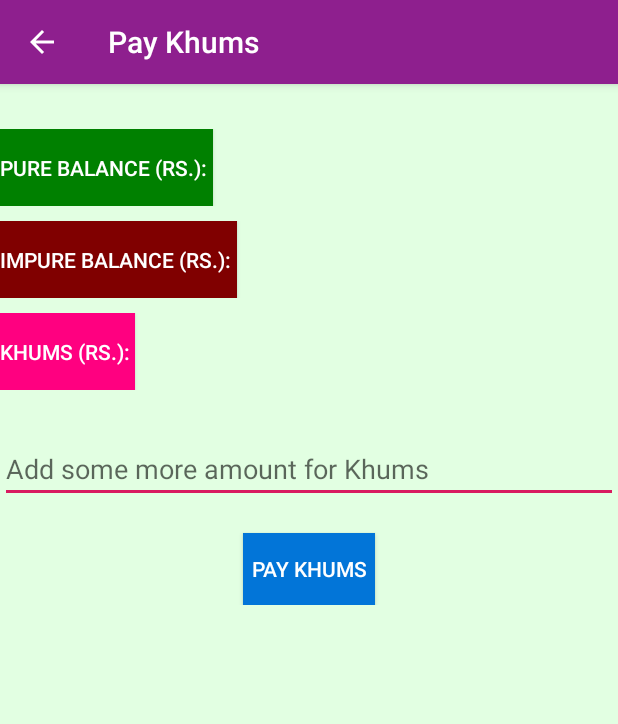
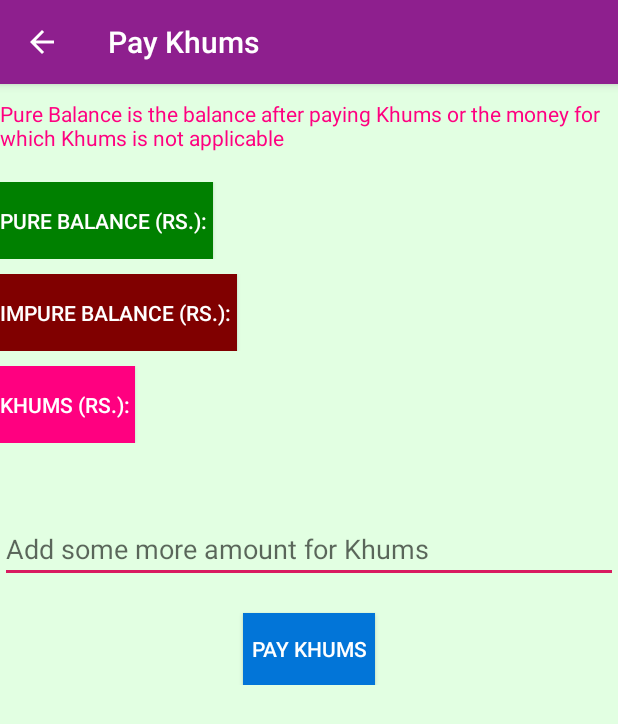
Before and after one commit to has-786/shia-budget-app, an Android app: the MainActivity screen opened directly, with no data from a screen before it, after a tap on "PAY KHUMS", on a phone screen of 412 x 824 dp. Shown: the top 724 px of the screen. Run offline under Robolectric (Android 15) with nearby library versions, the phone set to English and light mode, and no system bars; our stand-ins replace Volley, navigation-ui; network calls fail.

Commit message:
Commit 3

```diff
--- a/app/src/main/res/layout/activity_login.xml
+++ b/app/src/main/res/layout/activity_login.xml
@@ -28,7 +28,7 @@
             android:layout_marginTop="20dp"
             android:layout_marginRight="15dp"
             android:ems="10"
-            android:hint="Email Address"
+            android:hint="Enter Email Address"
             android:inputType="textEmailAddress"
             android:textSize="20dp">
 
@@ -42,7 +42,7 @@
             android:layout_marginLeft="15dp"
             android:layout_marginRight="15dp"
             android:ems="10"
-            android:hint="Password"
+            android:hint="Enter Password"
             android:inputType="textPassword"
             android:textSize="20dp" />
 
--- a/app/src/main/res/layout/activity_pure.xml
+++ b/app/src/main/res/layout/activity_pure.xml
@@ -10,6 +10,7 @@
 
 
     <ScrollView
+        android:id="@+id/scrollView2"
         android:layout_width="match_parent"
         android:layout_height="match_parent"
         app:layout_constraintEnd_toEndOf="parent"
@@ -20,6 +21,28 @@
         <androidx.constraintlayout.widget.ConstraintLayout
             android:layout_width="match_parent"
             android:layout_height="match_parent">
+
+            <TextView
+                android:id="@+id/textView6"
+                android:layout_width="match_parent"
+                android:layout_height="wrap_content"
+                android:layout_marginTop="10dp"
+                android:text="Pure Balance is the balance after paying Khums or the money for which Khums is not applicable"
+                android:textColor="@color/red"
+                app:layout_constraintEnd_toEndOf="parent"
+                app:layout_constraintStart_toStartOf="parent"
+                app:layout_constraintTop_toTopOf="parent" />
+
+            <EditText
+                android:id="@+id/e1"
+                android:layout_width="match_parent"
+                android:layout_height="wrap_content"
+                android:ems="10"
+                android:hint="Add some more amount for Khums"
+                android:inputType="numberSigned"
+                app:layout_constraintEnd_toEndOf="parent"
+                app:layout_constraintStart_toStartOf="parent"
+                app:layout_constraintTop_toBottomOf="@+id/pb" />
 
             <LinearLayout
                 android:id="@+id/linearLayout3"
@@ -82,9 +105,11 @@
                 android:id="@+id/linearLayout5"
                 android:layout_width="match_parent"
                 android:layout_height="wrap_content"
+                android:layout_marginTop="20dp"
                 android:orientation="horizontal"
-                android:layout_marginTop="30dp"
-                app:layout_constraintTop_toTopOf="parent">
+                app:layout_constraintEnd_toEndOf="parent"
+                app:layout_constraintStart_toStartOf="parent"
+                app:layout_constraintTop_toBottomOf="@+id/textView6">
 
                 <Button
                     android:id="@+id/button8"
@@ -106,18 +131,6 @@
             </LinearLayout>
 
 
-            <EditText
-                android:id="@+id/e1"
-                android:layout_width="match_parent"
-                android:layout_height="wrap_content"
-                android:layout_marginTop="30dp"
-                android:ems="10"
-                android:hint="Add some more amount for Khums"
-                android:inputType="numberSigned"
-                app:layout_constraintEnd_toEndOf="parent"
-                app:layout_constraintStart_toStartOf="parent"
-                app:layout_constraintTop_toBottomOf="@+id/linearLayout3" />
-
             <ProgressBar
                 android:id="@+id/pb"
                 style="?android:attr/progressBarStyle"
@@ -125,9 +138,9 @@
                 android:layout_height="wrap_content"
                 android:layout_gravity="center_horizontal"
                 android:alpha="0"
-                app:layout_constraintBottom_toBottomOf="@+id/e1"
                 app:layout_constraintEnd_toEndOf="parent"
-                app:layout_constraintStart_toStartOf="parent" />
+                app:layout_constraintStart_toStartOf="parent"
+                app:layout_constraintTop_toBottomOf="@+id/linearLayout3" />
 
             <Button
                 android:id="@+id/pay"
@@ -145,4 +158,5 @@
         </androidx.constraintlayout.widget.ConstraintLayout>
 
     </ScrollView>
+
 </androidx.constraintlayout.widget.ConstraintLayout>
--- a/app/src/main/res/layout/fragment_home.xml
+++ b/app/src/main/res/layout/fragment_home.xml
@@ -54,12 +54,13 @@
                 android:id="@+id/button6"
                 android:layout_width="wrap_content"
                 android:layout_height="wrap_content"
-                android:layout_marginTop="10dp"
+                android:layout_marginTop="20dp"
                 android:background="@color/seagreen"
                 android:onClick="setReminder"
                 android:padding="5sp"
                 android:text="Set reminder for Khums"
                 android:textColor="@color/maroon"
+                app:layout_constraintEnd_toEndOf="parent"
                 app:layout_constraintStart_toStartOf="parent"
                 app:layout_constraintTop_toBottomOf="@+id/button4" />
 
--- a/app/src/main/res/menu/example_menu.xml
+++ b/app/src/main/res/menu/example_menu.xml
@@ -10,7 +10,7 @@
         />
     <item  android:id="@+id/item1"
         android:icon="@drawable/ic_menu"
-        android:title="About The App"
+        android:title="How to use"
         app:showAsAction="never"
         />
     <item  android:id="@+id/item2"
```
Also changed, not shown: app/src/main/java/com/example/budgetmanager/CreateTxnActivity.java (+14 -6 lines), app/src/main/java/com/example/budgetmanager/LoginActivity.java (+4 -4 lines), app/src/main/java/com/example/budgetmanager/MainActivity.java (+24 -21 lines), app/src/main/java/com/example/budgetmanager/RegActivity.java (+25 -2 lines), app/src/main/res/layout/activity_create_txn.xml (+11 -0 lines), app/src/main/res/layout/activity_forgot.xml (+4 -4 lines), app/src/main/res/layout/activity_reg.xml (+8 -10 lines).
